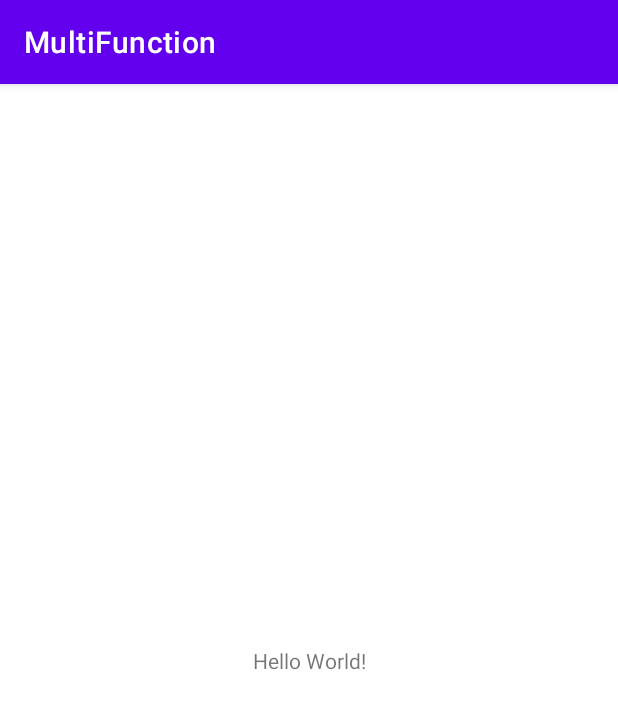
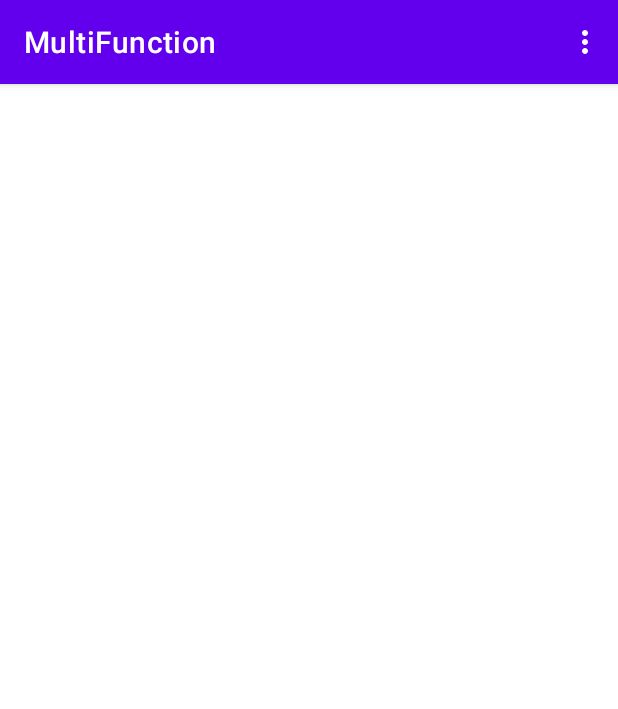
Before and after one commit to SirOogway/MultiFunction, an Android app: the screen it shows after launch (MainActivity), on a phone screen of 412 x 824 dp. Shown: the top 709 px of the screen. Run offline under Robolectric (Android 15) with nearby library versions, the phone set to English and light mode, and no system bars.

Commit message:
Added menu, to do -> add interface and functionalities

```diff
--- a/app/src/main/java/com/innova/multifunction/MainActivity.kt
+++ b/app/src/main/java/com/innova/multifunction/MainActivity.kt
@@ -2,10 +2,28 @@ package com.innova.multifunction
 
 import androidx.appcompat.app.AppCompatActivity
 import android.os.Bundle
+import android.view.Menu
+import android.view.MenuItem
+import android.widget.Toast
 
 class MainActivity : AppCompatActivity() {
     override fun onCreate(savedInstanceState: Bundle?) {
         super.onCreate(savedInstanceState)
         setContentView(R.layout.activity_main)
     }
+
+    override fun onCreateOptionsMenu(menu: Menu): Boolean {
+        menuInflater.inflate(R.menu.main_menu, menu)
+        return true
+    }
+
+    override fun onOptionsItemSelected(item: MenuItem): Boolean {
+        when (item.itemId){
+            R.id.is_prime_number_action -> Toast.makeText(this, "hola", Toast.LENGTH_SHORT).show()
+            R.id.is_perfect_number_action -> TODO()
+            R.id.is_palindrome_number_action -> TODO()
+            else -> Toast.makeText(this, "chao", Toast.LENGTH_SHORT).show()
+        }
+        return true
+    }
 }
--- a/app/src/main/res/layout/activity_main.xml
+++ b/app/src/main/res/layout/activity_main.xml
@@ -6,13 +6,6 @@
     android:layout_height="match_parent"
     tools:context=".MainActivity">
 
-    <TextView
-        android:layout_width="wrap_content"
-        android:layout_height="wrap_content"
-        android:text="Hello World!"
-        app:layout_constraintBottom_toBottomOf="parent"
-        app:layout_constraintEnd_toEndOf="parent"
-        app:layout_constraintStart_toStartOf="parent"
-        app:layout_constraintTop_toTopOf="parent" />
+
 
 </androidx.constraintlayout.widget.ConstraintLayout>
--- /dev/null
+++ b/app/src/main/res/menu/main_menu.xml
@@ -0,0 +1,12 @@
+<?xml version="1.0" encoding="utf-8"?>
+<menu xmlns:android="http://schemas.android.com/apk/res/android">
+    <item
+        android:id="@+id/is_prime_number_action"
+        android:title="@string/prime_number" />
+    <item
+        android:id="@+id/is_perfect_number_action"
+        android:title="@string/perfect_number" />
+    <item
+        android:id="@+id/is_palindrome_number_action"
+        android:title="@string/palindrome_number" />
+</menu>
--- a/app/src/main/res/values/strings.xml
+++ b/app/src/main/res/values/strings.xml
@@ -1,3 +1,6 @@
 <resources>
     <string name="app_name">MultiFunction</string>
+    <string name="prime_number">Prime number</string>
+    <string name="perfect_number">Perfect number</string>
+    <string name="palindrome_number">Palindrome number</string>
 </resources>
```
